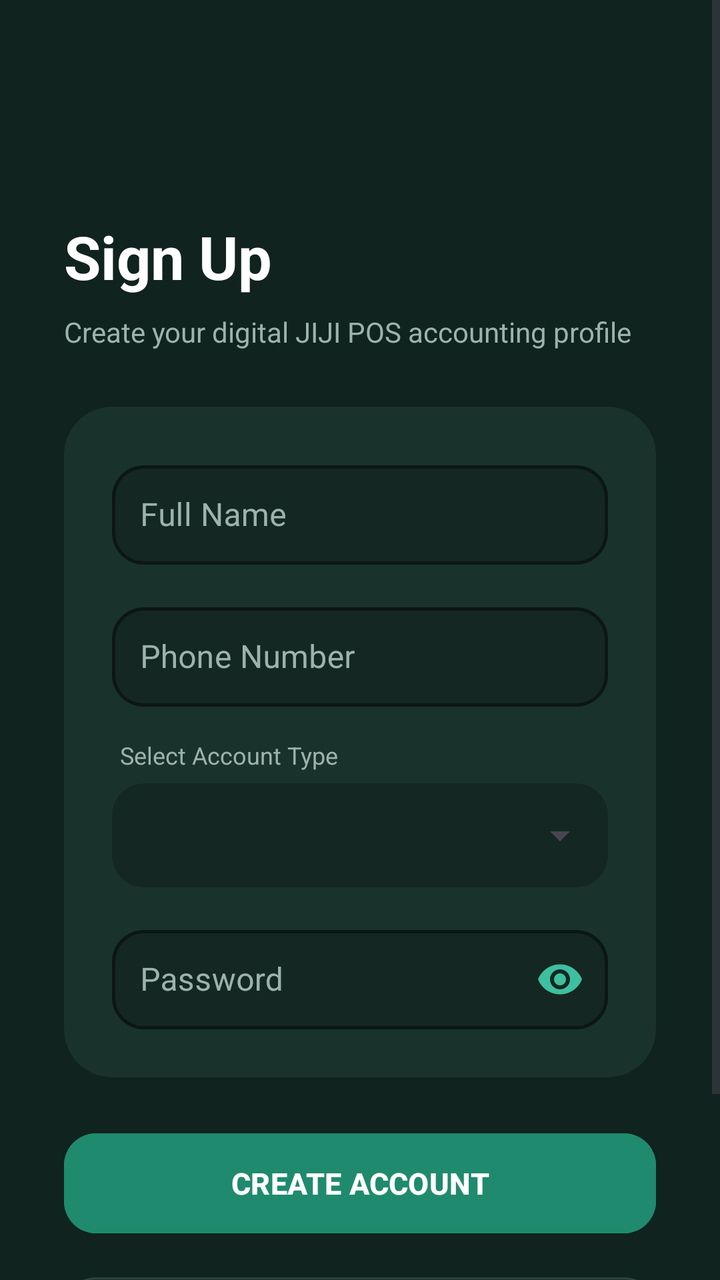
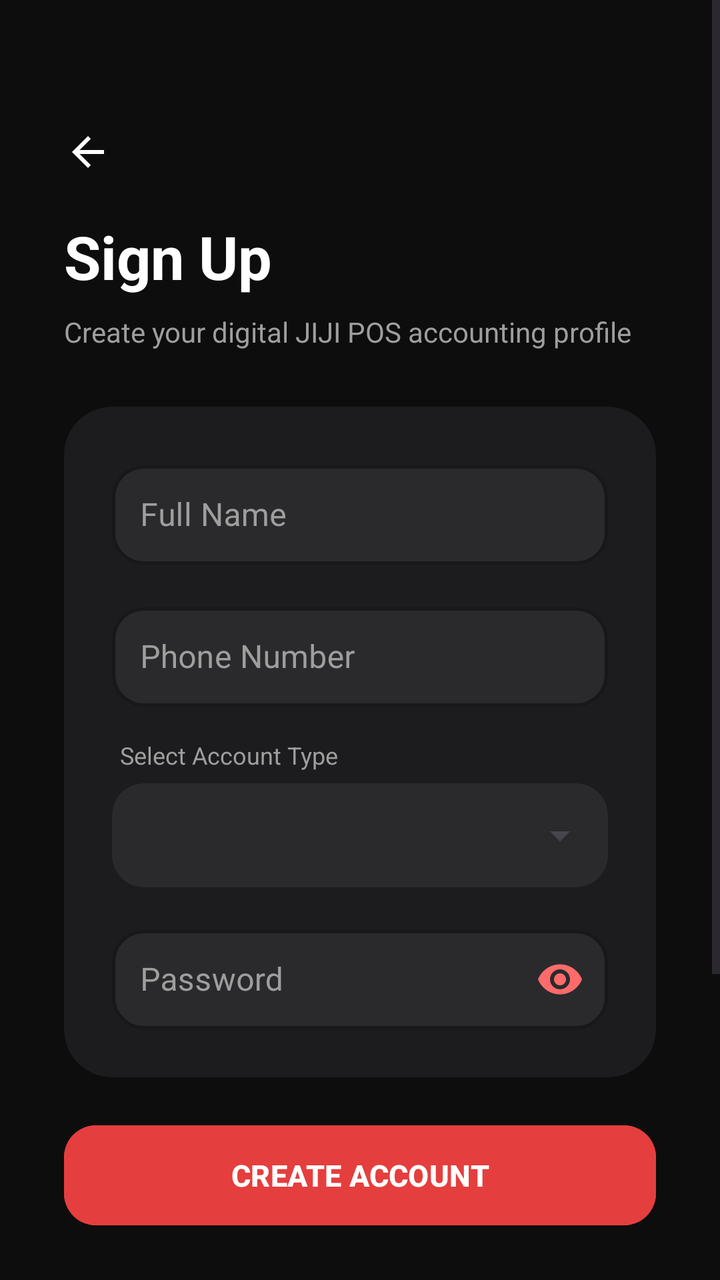

An Android layout rendered at two revisions. The XML below is the earlier revision; the diff shows what the commit changed to produce the second picture.
<!-- AndroidManifest.xml: application theme Theme.JIJIPOS -->
<!-- res/layout/activity_register.xml -->
<?xml version="1.0" encoding="utf-8"?>
<ScrollView
    xmlns:android="http://schemas.android.com/apk/res/android"
    xmlns:app="http://schemas.android.com/apk/res-auto"
    android:layout_width="match_parent"
    android:layout_height="match_parent"
    android:background="@color/bg_dark"
    android:fillViewport="true">

    <LinearLayout
        android:layout_width="match_parent"
        android:layout_height="wrap_content"
        android:orientation="vertical"
        android:padding="32dp">

        <LinearLayout
            android:layout_width="wrap_content"
            android:layout_height="32dp" />

        <ImageView
            android:layout_width="24dp"
            android:layout_height="24dp"
            app:tint="@color/white"
            android:layout_marginBottom="20dp" />

        <TextView
            android:layout_width="match_parent"
            android:layout_height="wrap_content"
            android:text="Sign Up"
            android:textSize="30sp"
            android:textColor="@color/white"
            android:textStyle="bold"
            android:layout_marginBottom="8dp" />

        <TextView
            android:layout_width="match_parent"
            android:layout_height="wrap_content"
            android:text="Create your digital JIJI POS accounting profile"
            android:textColor="@color/text_muted"
            android:textSize="14sp"
            android:layout_marginBottom="28dp" />

        
        <androidx.cardview.widget.CardView
            android:layout_width="match_parent"
            android:layout_height="wrap_content"
            app:cardCornerRadius="24dp"
            app:cardElevation="0dp"
            app:cardBackgroundColor="@color/card_dark"
            android:layout_marginBottom="24dp">

            <LinearLayout
                android:layout_width="match_parent"
                android:layout_height="wrap_content"
                android:orientation="vertical"
                android:padding="24dp">

                <com.google.android.material.textfield.TextInputLayout
                    android:layout_width="match_parent"
                    android:layout_height="wrap_content"
                    android:layout_marginBottom="16dp"
                    android:hint="Full Name"
                    android:textColorHint="@color/text_muted"
                    app:hintTextColor="@color/teal_light"
                    app:boxStrokeColor="@color/teal_light"
                    app:boxStrokeWidth="1.5dp"
                    app:boxBackgroundColor="@color/input_bg"
                    app:boxCornerRadiusTopStart="16dp"
                    app:boxCornerRadiusTopEnd="16dp"
                    app:boxCornerRadiusBottomStart="16dp"
                    app:boxCornerRadiusBottomEnd="16dp"
                    style="@style/Widget.MaterialComponents.TextInputLayout.OutlinedBox">

                    <com.google.android.material.textfield.TextInputEditText
                        android:id="@+id/registerName"
                        android:layout_width="match_parent"
                        android:layout_height="wrap_content"
                        android:inputType="textPersonName"
                        android:padding="14dp"
                        android:textColor="@color/white" />
                </com.google.android.material.textfield.TextInputLayout>

                <com.google.android.material.textfield.TextInputLayout
                    android:layout_width="match_parent"
                    android:layout_height="wrap_content"
                    android:layout_marginBottom="16dp"
                    android:hint="Phone Number"
                    android:textColorHint="@color/text_muted"
                    app:hintTextColor="@color/teal_light"
                    app:boxStrokeColor="@color/teal_light"
                    app:boxStrokeWidth="1.5dp"
                    app:boxBackgroundColor="@color/input_bg"
                    app:boxCornerRadiusTopStart="16dp"
                    app:boxCornerRadiusTopEnd="16dp"
                    app:boxCornerRadiusBottomStart="16dp"
                    app:boxCornerRadiusBottomEnd="16dp"
                    style="@style/Widget.MaterialComponents.TextInputLayout.OutlinedBox">

                    <com.google.android.material.textfield.TextInputEditText
                        android:id="@+id/registerPhone"
                        android:layout_width="match_parent"
                        android:layout_height="wrap_content"
                        android:inputType="phone"
                        android:padding="14dp"
                        android:textColor="@color/white" />
                </com.google.android.material.textfield.TextInputLayout>

                <TextView
                    android:layout_width="match_parent"
                    android:layout_height="wrap_content"
                    android:text="Select Account Type"
                    android:textColor="@color/text_muted"
                    android:textSize="12sp"
                    android:layout_marginStart="4dp"
                    android:layout_marginBottom="6dp"/>

                <androidx.cardview.widget.CardView
                    android:layout_width="match_parent"
                    android:layout_height="wrap_content"
                    app:cardCornerRadius="16dp"
                    app:cardElevation="0dp"
                    app:cardBackgroundColor="@color/input_bg"
                    android:layout_marginBottom="16dp">

                    <Spinner
                        android:id="@+id/spinnerRoles"
                        android:layout_width="match_parent"
                        android:layout_height="52dp"
                        android:paddingStart="12dp"
                        android:paddingEnd="12dp"
                        android:spinnerMode="dropdown"/>
                </androidx.cardview.widget.CardView>

                <com.google.android.material.textfield.TextInputLayout
                    android:layout_width="match_parent"
                    android:layout_height="wrap_content"
                    android:hint="Password"
                    android:textColorHint="@color/text_muted"
                    app:hintTextColor="@color/teal_light"
                    app:boxStrokeColor="@color/teal_light"
                    app:boxStrokeWidth="1.5dp"
                    app:boxBackgroundColor="@color/input_bg"
                    app:boxCornerRadiusTopStart="16dp"
                    app:boxCornerRadiusTopEnd="16dp"
                    app:boxCornerRadiusBottomStart="16dp"
                    app:boxCornerRadiusBottomEnd="16dp"
                    app:passwordToggleEnabled="true"
                    app:passwordToggleTint="@color/teal_light"
                    style="@style/Widget.MaterialComponents.TextInputLayout.OutlinedBox">

                    <com.google.android.material.textfield.TextInputEditText
                        android:id="@+id/registerPassword"
                        android:layout_width="match_parent"
                        android:layout_height="wrap_content"
                        android:inputType="textPassword"
                        android:padding="14dp"
                        android:textColor="@color/white" />
                </com.google.android.material.textfield.TextInputLayout>

            </LinearLayout>
        </androidx.cardview.widget.CardView>

        <Button
            android:id="@+id/buttonRegisterSubmit"
            android:layout_width="match_parent"
            android:layout_height="58dp"
            android:backgroundTint="@color/teal_primary"
            android:text="CREATE ACCOUNT"
            android:textSize="15sp"
            android:textColor="@color/white"
            android:textStyle="bold"
            android:elevation="4dp"
            app:cornerRadius="16dp" />

        <LinearLayout
            android:layout_width="wrap_content"
            android:layout_height="14dp"
            android:orientation="vertical"/>

        <Button
            android:id="@+id/buttonBackToLogin"
            android:layout_width="match_parent"
            android:layout_height="58dp"
            android:backgroundTint="@color/card_dark"
            android:text="BACK TO SIGN IN"
            android:textColor="@color/white"
            android:textSize="15sp"
            android:textStyle="bold"
            android:elevation="0dp"
            app:cornerRadius="16dp"
            app:strokeColor="@color/divider"
            app:strokeWidth="1dp" />

        <LinearLayout
            android:layout_width="wrap_content"
            android:layout_height="24dp"
            android:orientation="vertical"/>

    </LinearLayout>
</ScrollView>
<!-- resources referenced by this layout -->
<resources>
  <color name="bg_dark">#10231E</color>
  <color name="card_dark">#1A322C</color>
  <color name="divider">#2A423B</color>
  <color name="input_bg">#152722</color>
  <color name="teal_light">#3DBFA0</color>
  <color name="teal_primary">#1F8A6E</color>
  <color name="text_muted">#9CB3AD</color>
  <color name="white">#FFFFFFFF</color>
  <style name="Theme.JIJIPOS" parent="Base.Theme.JIJIPOS" />
  <style name="Base.Theme.JIJIPOS" parent="Theme.Material3.DayNight.NoActionBar">
          
          
      </style>
</resources>

<!-- the commit's change to res/layout/activity_register.xml (unified diff, before → after) -->
@@ -18,10 +18,13 @@
             android:layout_height="32dp" />
 
         <ImageView
+            android:id="@+id/buttonBack"
             android:layout_width="24dp"
             android:layout_height="24dp"
+            android:src="@drawable/ic_arrow_back"
             app:tint="@color/white"
-            android:layout_marginBottom="20dp" />
+            android:layout_marginBottom="20dp"
+            android:contentDescription="@string/back" />
 
         <TextView
             android:layout_width="match_parent"
@@ -47,7 +50,7 @@
             app:cardCornerRadius="24dp"
             app:cardElevation="0dp"
             app:cardBackgroundColor="@color/card_dark"
-            android:layout_marginBottom="24dp">
+            android:layout_marginBottom="20dp">
 
             <LinearLayout
                 android:layout_width="match_parent"
@@ -61,8 +64,8 @@
                     android:layout_marginBottom="16dp"
                     android:hint="Full Name"
                     android:textColorHint="@color/text_muted"
-                    app:hintTextColor="@color/teal_light"
-                    app:boxStrokeColor="@color/teal_light"
+                    app:hintTextColor="@color/red_light"
+                    app:boxStrokeColor="@color/red_light"
                     app:boxStrokeWidth="1.5dp"
                     app:boxBackgroundColor="@color/input_bg"
                     app:boxCornerRadiusTopStart="16dp"
@@ -86,8 +89,8 @@
                     android:layout_marginBottom="16dp"
                     android:hint="Phone Number"
                     android:textColorHint="@color/text_muted"
-                    app:hintTextColor="@color/teal_light"
-                    app:boxStrokeColor="@color/teal_light"
+                    app:hintTextColor="@color/red_light"
+                    app:boxStrokeColor="@color/red_light"
                     app:boxStrokeWidth="1.5dp"
                     app:boxBackgroundColor="@color/input_bg"
                     app:boxCornerRadiusTopStart="16dp"
@@ -128,6 +131,7 @@
                         android:layout_height="52dp"
                         android:paddingStart="12dp"
                         android:paddingEnd="12dp"
+                        android:popupBackground="@color/card_dark"
                         android:spinnerMode="dropdown"/>
                 </androidx.cardview.widget.CardView>
 
@@ -136,8 +140,8 @@
                     android:layout_height="wrap_content"
                     android:hint="Password"
                     android:textColorHint="@color/text_muted"
-                    app:hintTextColor="@color/teal_light"
-                    app:boxStrokeColor="@color/teal_light"
+                    app:hintTextColor="@color/red_light"
+                    app:boxStrokeColor="@color/red_light"
                     app:boxStrokeWidth="1.5dp"
                     app:boxBackgroundColor="@color/input_bg"
                     app:boxCornerRadiusTopStart="16dp"
@@ -145,7 +149,7 @@
                     app:boxCornerRadiusBottomStart="16dp"
                     app:boxCornerRadiusBottomEnd="16dp"
                     app:passwordToggleEnabled="true"
-                    app:passwordToggleTint="@color/teal_light"
+                    app:passwordToggleTint="@color/red_light"
                     style="@style/Widget.MaterialComponents.TextInputLayout.OutlinedBox">
 
                     <com.google.android.material.textfield.TextInputEditText
@@ -164,7 +168,7 @@
             android:id="@+id/buttonRegisterSubmit"
             android:layout_width="match_parent"
             android:layout_height="58dp"
-            android:backgroundTint="@color/teal_primary"
+            android:backgroundTint="@color/red"
             android:text="CREATE ACCOUNT"
             android:textSize="15sp"
             android:textColor="@color/white"
@@ -173,28 +177,122 @@
             app:cornerRadius="16dp" />
 
         <LinearLayout
-            android:layout_width="wrap_content"
-            android:layout_height="14dp"
-            android:orientation="vertical"/>
-
-        <Button
-            android:id="@+id/buttonBackToLogin"
-            android:layout_width="match_parent"
-            android:layout_height="58dp"
-            android:backgroundTint="@color/card_dark"
-            android:text="BACK TO SIGN IN"
-            android:textColor="@color/white"
-            android:textSize="15sp"
-            android:textStyle="bold"
-            android:elevation="0dp"
-            app:cornerRadius="16dp"
-            app:strokeColor="@color/divider"
-            app:strokeWidth="1dp" />
-
-        <LinearLayout
-            android:layout_width="wrap_content"
-            android:layout_height="24dp"
-            android:orientation="vertical"/>
+            android:layout_width="match_parent"
+            android:layout_height="wrap_content"
+            android:orientation="horizontal"
+            android:gravity="center"
+            android:layout_marginTop="24dp"
+            android:layout_marginBottom="20dp">
+
+            <View
+                android:layout_width="0dp"
+                android:layout_height="1dp"
+                android:layout_weight="1"
+                android:background="@color/divider" />
+
+            <TextView
+                android:layout_width="wrap_content"
+                android:layout_height="wrap_content"
+                android:text="@string/or"
+                android:textSize="13sp"
+                android:textColor="@color/text_muted"
+                android:layout_marginLeft="12dp"
+                android:layout_marginRight="12dp" />
+
+            <View
+                android:layout_width="0dp"
+                android:layout_height="1dp"
+                android:layout_weight="1"
+                android:background="@color/divider" />
+        </LinearLayout>
+
+        
+        <LinearLayout
+            android:layout_width="match_parent"
+            android:layout_height="wrap_content"
+            android:orientation="horizontal"
+            android:gravity="center"
+            android:layout_marginBottom="28dp">
+
+            <androidx.cardview.widget.CardView
+                android:layout_width="52dp"
+                android:layout_height="52dp"
+                app:cardCornerRadius="16dp"
+                app:cardElevation="0dp"
+                app:cardBackgroundColor="@color/card_dark"
+                android:layout_marginEnd="14dp">
+
+                <ImageButton
+                    android:id="@+id/buttonGoogleSignUp"
+                    android:layout_width="match_parent"
+                    android:layout_height="match_parent"
+                    android:background="?attr/selectableItemBackgroundBorderless"
+                    android:src="@drawable/ic_google"
+                    android:padding="14dp"
+                    android:scaleType="fitCenter" />
+            </androidx.cardview.widget.CardView>
+
+            <androidx.cardview.widget.CardView
+                android:layout_width="52dp"
+                android:layout_height="52dp"
+                app:cardCornerRadius="16dp"
+                app:cardElevation="0dp"
+                app:cardBackgroundColor="@color/card_dark"
+                android:layout_marginEnd="14dp">
+
+                <ImageButton
+                    android:id="@+id/buttonAppleSignUp"
+                    android:layout_width="match_parent"
+                    android:layout_height="match_parent"
+                    android:background="?attr/selectableItemBackgroundBorderless"
+                    android:src="@drawable/ic_apple"
+                    app:tint="@color/white"
+                    android:padding="14dp"
+                    android:scaleType="fitCenter" />
+            </androidx.cardview.widget.CardView>
+
+            <androidx.cardview.widget.CardView
+                android:layout_width="52dp"
+                android:layout_height="52dp"
+                app:cardCornerRadius="16dp"
+                app:cardElevation="0dp"
+                app:cardBackgroundColor="@color/card_dark">
+
+                <ImageButton
+                    android:id="@+id/buttonFacebookSignUp"
+                    android:layout_width="match_parent"
+                    android:layout_height="match_parent"
+                    android:background="?attr/selectableItemBackgroundBorderless"
+                    android:src="@drawable/ic_facebook"
+                    android:padding="14dp"
+                    android:scaleType="fitCenter" />
+            </androidx.cardview.widget.CardView>
+        </LinearLayout>
+
+        <LinearLayout
+            android:layout_width="match_parent"
+            android:layout_height="wrap_content"
+            android:orientation="horizontal"
+            android:gravity="center"
+            android:layout_marginBottom="24dp">
+
+            <TextView
+                android:layout_width="wrap_content"
+                android:layout_height="wrap_content"
+                android:text="@string/alreadyHaveAccount"
+                android:textColor="@color/text_muted"
+                android:textSize="14sp" />
+
+            <TextView
+                android:id="@+id/textLoginLink"
+                android:layout_width="wrap_content"
+                android:layout_height="wrap_content"
+                android:text="@string/login"
+                android:textColor="@color/red_light"
+                android:textStyle="bold"
+                android:textSize="14sp"
+                android:padding="4dp" />
+        </LinearLayout>
 
     </LinearLayout>
 </ScrollView>
<!-- resource entries referenced after the edit -->
@@ -1,13 +1,66 @@
 <!-- resources referenced by this layout -->
 <resources>
-  <color name="bg_dark">#10231E</color>
-  <color name="card_dark">#1A322C</color>
-  <color name="divider">#2A423B</color>
-  <color name="input_bg">#152722</color>
-  <color name="teal_light">#3DBFA0</color>
-  <color name="teal_primary">#1F8A6E</color>
-  <color name="text_muted">#9CB3AD</color>
+  <color name="bg_dark">#0D0D0D</color>
+  <color name="card_dark">#1C1C1E</color>
+  <color name="divider">#333333</color>
+  <color name="input_bg">#2A2A2C</color>
+  <color name="red">#E53E3E</color>
+  <color name="red_light">#FF6B6B</color>
+  <color name="text_muted">#9E9E9E</color>
   <color name="white">#FFFFFFFF</color>
+  <!-- drawable ic_apple (drawable) -->
+  <vector xmlns:android="http://schemas.android.com/apk/res/android"
+      android:width="24dp"
+      android:height="24dp"
+      android:viewportWidth="384"
+      android:viewportHeight="512">
+      <path
+          android:fillColor="#FFFFFF"
+          android:pathData="M318.7,268.7c-0.2,-36.7 16.4,-64.4 50,-84.8 -18.8,-26.9 -47.2,-41.7 -84.7,-44.6 -35.5,-2.8 -74.3,20.7 -88.5,20.7 -15,0 -49.4,-19.7 -76,-19.7C63.3,141.2 4,184.8 4,273.5q0,39.3 14.4,81.2c12.8,36.7 59,126.7 107.2,125.2 25.2,-0.6 43,-17.9 75.8,-17.9 31.8,0 48.3,17.9 76.4,17.9 48.6,-0.7 90.4,-82.5 102.6,-119.3 -65.2,-30.7 -61.7,-90 -61.7,-91.9zM262.1,104.5c27.3,-32.4 24.8,-61.9 24,-72.5 -24.1,1.4 -52,16.4 -67.9,34.9 -17.5,19.8 -27.8,44.3 -25.6,71.9 26.1,2 49.9,-11.4 69.5,-34.3z"/>
+  </vector>
+  <!-- drawable ic_arrow_back (drawable) -->
+  <vector xmlns:android="http://schemas.android.com/apk/res/android"
+      android:width="24dp"
+      android:height="24dp"
+      android:viewportWidth="24"
+      android:viewportHeight="24">
+      <path
+          android:fillColor="#FFFFFF"
+          android:pathData="M20,11H7.83l5.59,-5.59L12,4l-8,8 8,8 1.41,-1.41L7.83,13H20V11z"/>
+  </vector>
+  <!-- drawable ic_facebook (drawable) -->
+  <vector xmlns:android="http://schemas.android.com/apk/res/android"
+      android:width="24dp"
+      android:height="24dp"
+      android:viewportWidth="512"
+      android:viewportHeight="512">
+      <path
+          android:fillColor="#1877F2"
+          android:pathData="M504,256C504,119 393,8 256,8S8,119 8,256c0,123.78 90.69,226.38 209.25,245V327.69h-63V256h63v-54.64c0,-62.15 37,-96.48 93.67,-96.48 27.14,0 55.52,4.84 55.52,4.84v61h-31.28c-30.8,0 -40.41,19.12 -40.41,38.73V256h68.78l-11,71.69h-57.78V501C413.31,482.38 504,379.78 504,256z"/>
+  </vector>
+  <!-- drawable ic_google (drawable) -->
+  <vector xmlns:android="http://schemas.android.com/apk/res/android"
+      android:width="24dp"
+      android:height="24dp"
+      android:viewportWidth="48"
+      android:viewportHeight="48">
+      <path
+          android:fillColor="#4285F4"
+          android:pathData="M45.12,24.5c0,-1.56 -0.14,-3.06 -0.4,-4.5H24v8.51h11.84c-0.51,2.75 -2.06,5.08 -4.39,6.64v5.52h7.11c4.16,-3.83 6.56,-9.47 6.56,-16.17z"/>
+      <path
+          android:fillColor="#34A853"
+          android:pathData="M24,46c5.94,0 10.92,-1.97 14.56,-5.33l-7.11,-5.52c-1.97,1.32 -4.49,2.1 -7.45,2.1 -5.73,0 -10.58,-3.87 -12.31,-9.07H4.34v5.7C7.96,41.07 15.4,46 24,46z"/>
+      <path
+          android:fillColor="#FBBC05"
+          android:pathData="M11.69,28.18C11.25,26.86 11,25.45 11,24s0.25,-2.86 0.69,-4.18v-5.7H4.34C2.85,17.09 2,20.45 2,24s0.85,6.91 2.34,9.88l7.35,-5.7z"/>
+      <path
+          android:fillColor="#EA4335"
+          android:pathData="M24,10.75c3.23,0 6.13,1.11 8.41,3.29l6.31,-6.31C34.91,4.18 29.93,2 24,2 15.4,2 7.96,6.93 4.34,14.12l7.35,5.7c1.73,-5.2 6.58,-9.07 12.31,-9.07z"/>
+  </vector>
+  <string name="alreadyHaveAccount">Already have an account?</string>
+  <string name="back">back</string>
+  <string name="login">Login</string>
+  <string name="or">OR</string>
   <style name="Theme.JIJIPOS" parent="Base.Theme.JIJIPOS" />
   <style name="Base.Theme.JIJIPOS" parent="Theme.Material3.DayNight.NoActionBar">
           
